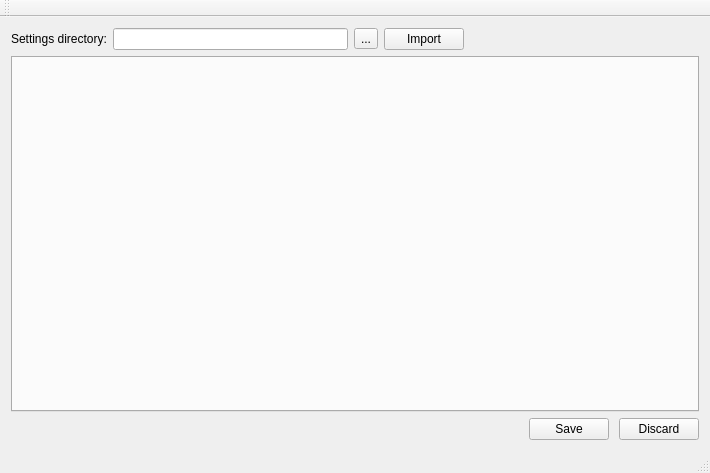
Before: the Qt Designer form ShotPreparationTool/mainwindow.ui in BlakeRaymond-AI/ENPH459Project, drawn with Qt 5.
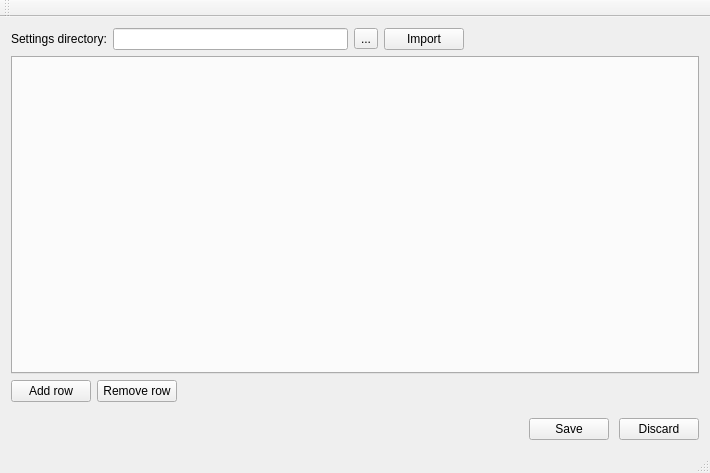
After: the same form once the commit is applied.

Commit message: Add buttons for adding/removing rows; parse table value as string if cannot eval

What changed in the file:
```diff
--- a/ShotPreparationTool/mainwindow.ui
+++ b/ShotPreparationTool/mainwindow.ui
@@ -72,6 +72,40 @@
       </property>
      </widget>
     </item>
+    <item>
+     <layout class="QHBoxLayout" name="horizontalLayout_3">
+      <property name="bottomMargin">
+       <number>10</number>
+      </property>
+      <item>
+       <widget class="QPushButton" name="addRowButton">
+        <property name="text">
+         <string>Add row</string>
+        </property>
+       </widget>
+      </item>
+      <item>
+       <widget class="QPushButton" name="removeRowButton">
+        <property name="text">
+         <string>Remove row</string>
+        </property>
+       </widget>
+      </item>
+      <item>
+       <spacer name="horizontalSpacer_3">
+        <property name="orientation">
+         <enum>Qt::Horizontal</enum>
+        </property>
+        <property name="sizeHint" stdset="0">
+         <size>
+          <width>40</width>
+          <height>20</height>
+         </size>
+        </property>
+       </spacer>
+      </item>
+     </layout>
+    </item>
     <item>
      <layout class="QHBoxLayout" name="horizontalLayout" stretch="0,0,0">
       <property name="spacing">
```
The commit also changes 3 other files.
